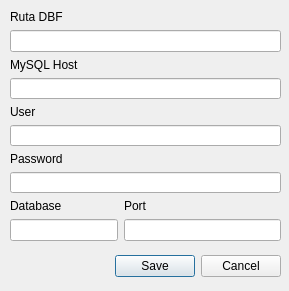
Old version of the form ui/config.ui in the repository josealpma/AlphaETL.
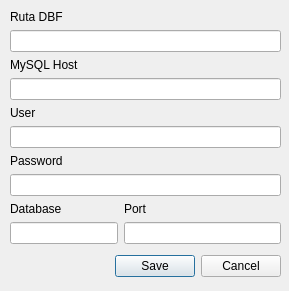
New version of the form.

What changed in the file:
```diff
--- a/ui/config.ui
+++ b/ui/config.ui
@@ -35,7 +35,7 @@
      <x>10</x>
      <y>10</y>
      <width>271</width>
-     <height>231</height>
+     <height>255</height>
     </rect>
    </property>
    <layout class="QFormLayout" name="formLayout">
```
Left out of the diff: 2 changed lines with no effect on the pictures.
